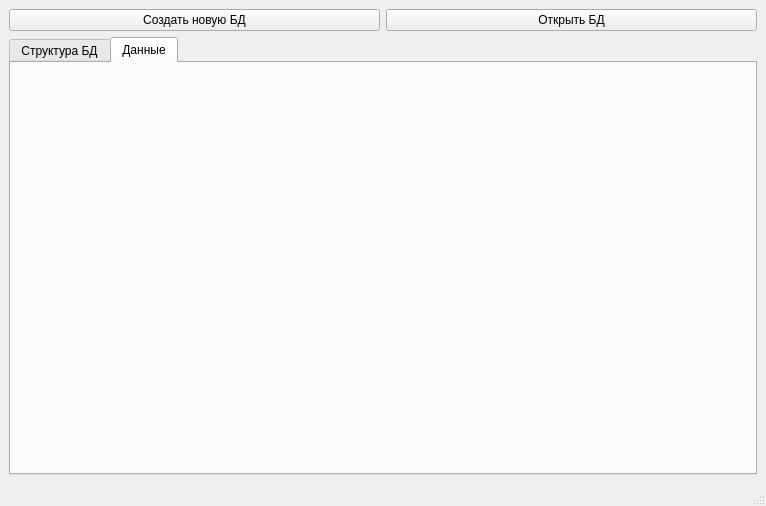
dahelmm/DatabaseEditor_Qt, file databaseeditor.ui: the form before one commit.
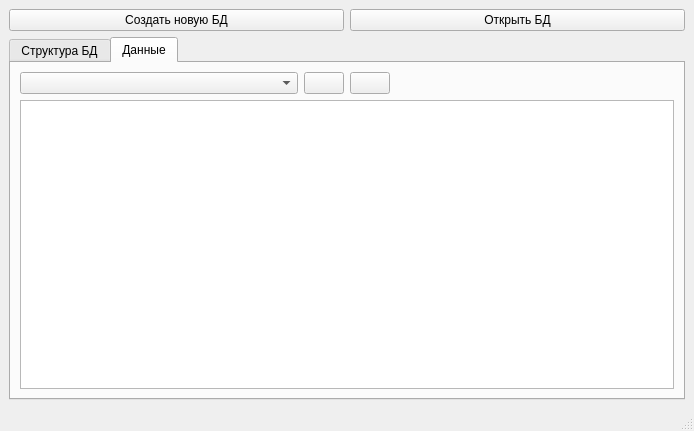
The form after the commit. The open tabs and pages were chosen to show the change. Icons and pictures are not drawn.

Commit message: App can read tables from the database when opening database. Adding buttons insert and remove rows from the database

Patch:
```diff
--- a/databaseeditor.ui
+++ b/databaseeditor.ui
@@ -6,8 +6,8 @@
    <rect>
     <x>0</x>
     <y>0</y>
-    <width>766</width>
-    <height>506</height>
+    <width>694</width>
+    <height>431</height>
    </rect>
   </property>
   <property name="windowTitle">
@@ -43,6 +43,74 @@
        <attribute name="title">
         <string>Данные</string>
        </attribute>
+       <layout class="QGridLayout" name="gridLayout_2">
+        <item row="1" column="0" colspan="4">
+         <widget class="QTableView" name="tableViewDisplayTable"/>
+        </item>
+        <item row="0" column="0">
+         <widget class="QComboBox" name="cmbBoxTablesDatabaseOnDisplay">
+          <property name="sizePolicy">
+           <sizepolicy hsizetype="Expanding" vsizetype="Preferred">
+            <horstretch>0</horstretch>
+            <verstretch>0</verstretch>
+           </sizepolicy>
+          </property>
+         </widget>
+        </item>
+        <item row="0" column="1">
+         <widget class="QPushButton" name="bttnAddRow">
+          <property name="toolTip">
+           <string>Добавить строку</string>
+          </property>
+          <property name="text">
+           <string/>
+          </property>
+          <property name="icon">
+           <iconset resource="icons.qrc">
+            <normaloff>:/icons/add.png</normaloff>:/icons/add.png</iconset>
+          </property>
+          <property name="iconSize">
+           <size>
+            <width>24</width>
+            <height>24</height>
+           </size>
+          </property>
+         </widget>
+        </item>
+        <item row="0" column="3">
+         <spacer name="horizontalSpacer">
+          <property name="orientation">
+           <enum>Qt::Horizontal</enum>
+          </property>
+          <property name="sizeHint" stdset="0">
+           <size>
+            <width>40</width>
+            <height>20</height>
+           </size>
+          </property>
+         </spacer>
+        </item>
+        <item row="0" column="2">
+         <widget class="QPushButton" name="bttnRemoveRow">
+          <property name="toolTip">
+           <string>Удалить выделенную или последнюю строку</string>
+          </property>
+          <property name="text">
+           <string/>
+          </property>
+          <property name="icon">
+           <iconset resource="icons.qrc">
+            <normaloff>:/icons/delete.png</normaloff>:/icons/delete.png</iconset>
+          </property>
+          <property name="iconSize">
+           <size>
+            <width>24</width>
+            <height>24</height>
+           </size>
+          </property>
+         </widget>
+        </item>
+       </layout>
       </widget>
      </widget>
     </item>
```
Left out of the diff: 37 changed lines with no effect on the pictures. The commit also changes 8 other files.
